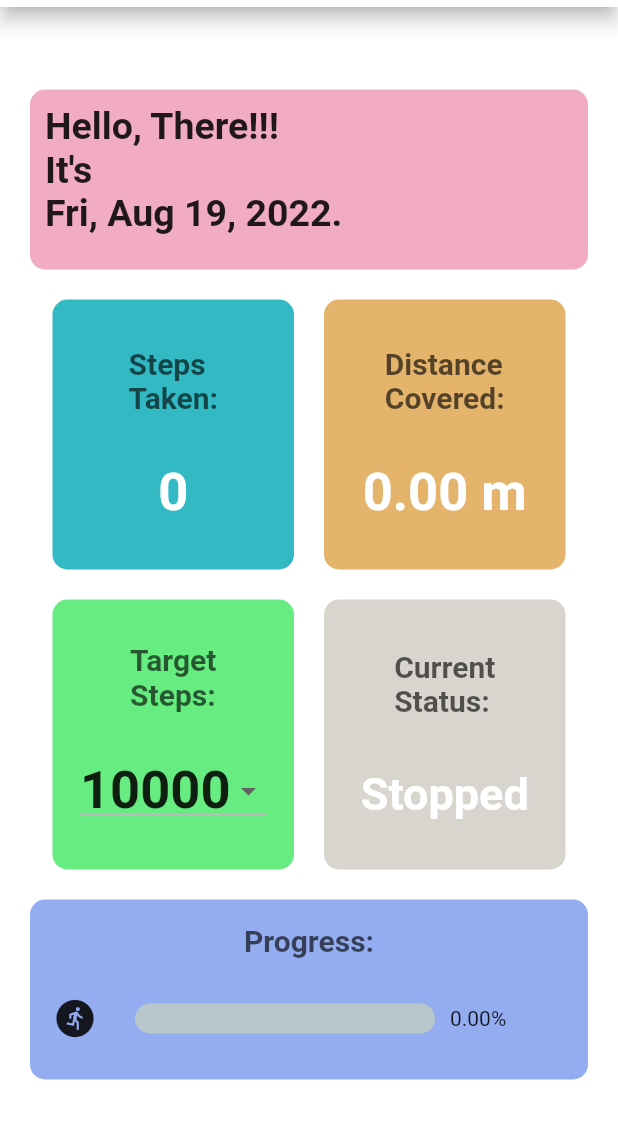
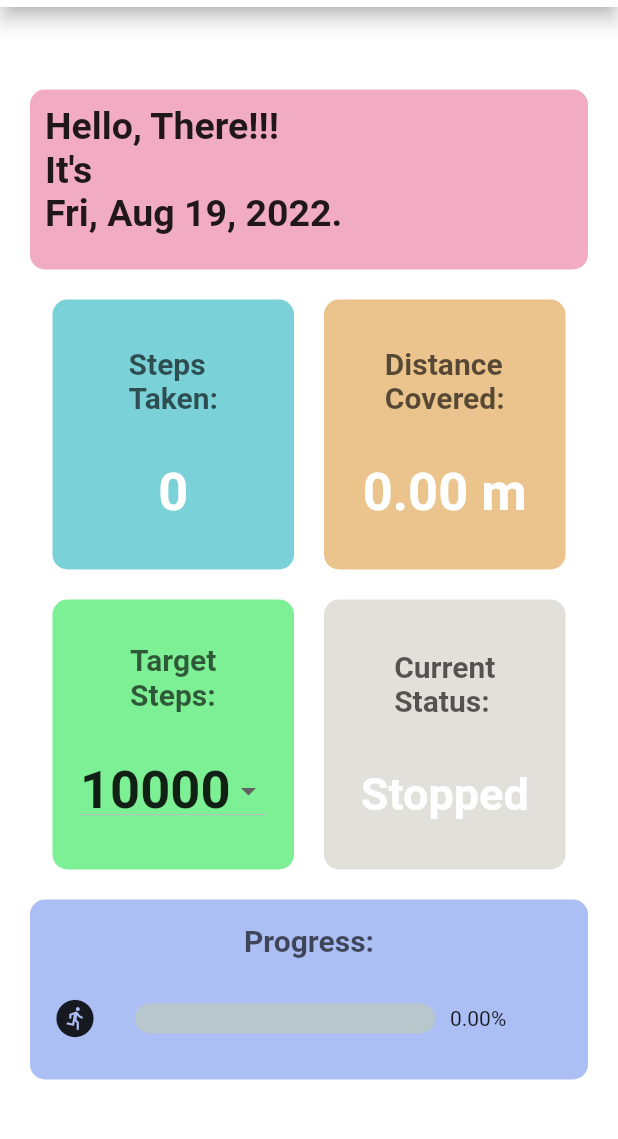
Before and after one commit to bprabin811/StepCounter, a Flutter app: the screen it shows after launch, on a phone screen of 412 x 824 dp, the part 77-1216 px from its top. Run offline on Flutter 3.47's test engine with Material 2 defaults, Android fonts, the phone set to English and light mode, and no system bars; drawn by our look-alikes of percent_indicator; our stand-ins replace pedometer.

Commit message:
new changes

```diff
--- a/tracker/lib/utl/foot_step.dart
+++ b/tracker/lib/utl/foot_step.dart
@@ -88,7 +88,7 @@ class _MyFootStepState extends State<MyFootStep> {
                                     height: 180,
                                     width: 161,
                                     decoration: BoxDecoration(
-                                      color: const Color.fromARGB(219, 18, 174, 185),
+                                      color: const Color.fromARGB(143, 18, 174, 185),
                                       borderRadius: BorderRadius.circular(10)
                                     ),
                                      child: Column(
@@ -114,7 +114,7 @@ class _MyFootStepState extends State<MyFootStep> {
                                 height: 180,
                                 width: 161,
                                 decoration: BoxDecoration(
-                                      color: const Color.fromARGB(204, 221, 161, 71),
+                                      color: const Color.fromARGB(159, 221, 161, 71),
                                       borderRadius: BorderRadius.circular(10)
                                     ),
                                 child: Column(
@@ -151,7 +151,7 @@ class _MyFootStepState extends State<MyFootStep> {
                                     height: 180,
                                     width: 161,
                                     decoration: BoxDecoration(
-                                      color: const Color.fromARGB(196, 56, 230, 91),
+                                      color: const Color.fromARGB(166, 56, 230, 91),
                                       borderRadius: BorderRadius.circular(10)
                                     ),
                                      child: Column(
@@ -195,7 +195,7 @@ class _MyFootStepState extends State<MyFootStep> {
                                 height: 180,
                                 width: 161,
                                 decoration: BoxDecoration(
-                                      color: const Color.fromARGB(255, 216, 213, 206),
+                                      color: const Color.fromARGB(190, 216, 213, 206),
                                       borderRadius: BorderRadius.circular(10)
                                     ),
                                 child: Column(
@@ -226,7 +226,7 @@ class _MyFootStepState extends State<MyFootStep> {
                     height: 120,
                     width: 400,
                     decoration: const BoxDecoration(
-                      color: Color.fromARGB(170, 94, 131, 233),
+                      color: Color.fromARGB(131, 94, 131, 233),
                       borderRadius: BorderRadius.all(Radius.circular(10)),
                     ),
 
```
